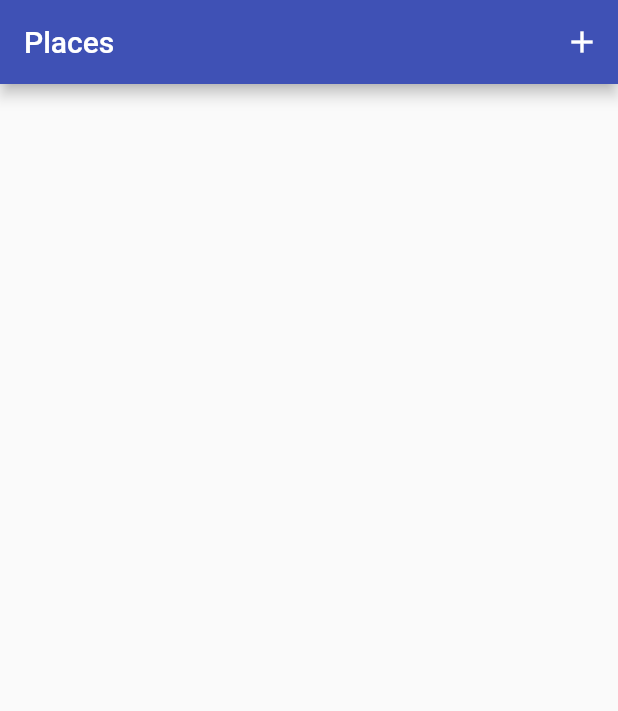
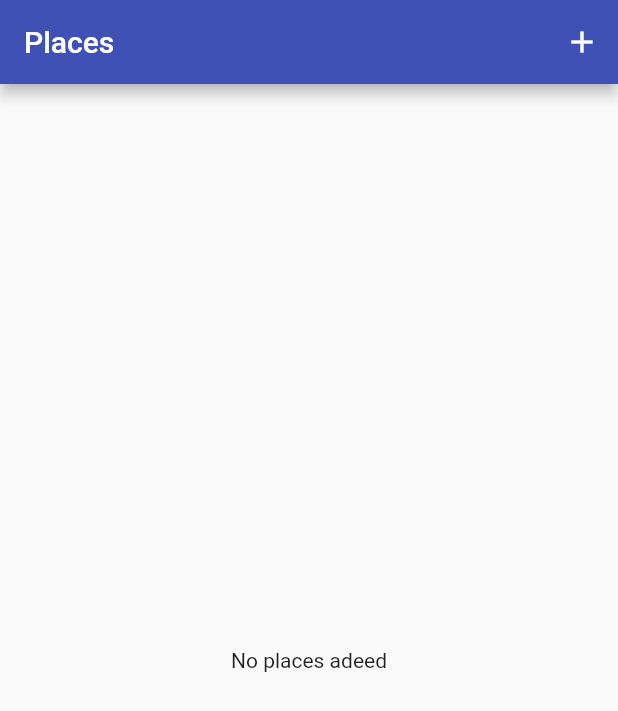
Before and after one commit to dans77777/Flutter-Native-device-features, a Flutter app: the screen it shows after launch, on a phone screen of 412 x 824 dp. Shown: the top 711 px of the screen. Run offline on Flutter 3.47's test engine with Material 2 defaults, Android fonts, the phone set to English and light mode, and no system bars; our stand-ins replace image_picker.

```diff
--- a/lib/screens/place_list.dart
+++ b/lib/screens/place_list.dart
@@ -1,5 +1,7 @@
 import 'package:Flutter_native_Device_features/screens/add_place.dart';
 import 'package:flutter/material.dart';
+import 'package:provider/provider.dart';
+import '../providers/great_place.dart';
 
 class PlacesList extends StatelessWidget {
   @override
@@ -15,6 +17,21 @@ class PlacesList extends StatelessWidget {
               })
         ],
       ),
+      body: Consumer<GreatPlace>(
+          child: Center(
+            child: Text('No places adeed'),
+          ),
+          builder: (context, value, ch) => value.items.length <= 0
+              ? ch
+              : ListView.builder(
+                  itemBuilder: (ctx, i) => ListTile(
+                    leading: CircleAvatar(
+                      backgroundImage: FileImage(value.items[i].image),
+                    ),
+                    title: Text(value.items[i].title),
+                  ),
+                  itemCount: value.items.length,
+                )),
     );
   }
 }
```
Also changed, not shown: lib/providers/great_place.dart (+11 -0 lines), lib/screens/add_place.dart (+19 -2 lines), lib/widgets/image_input.dart (+7 -1 lines).
